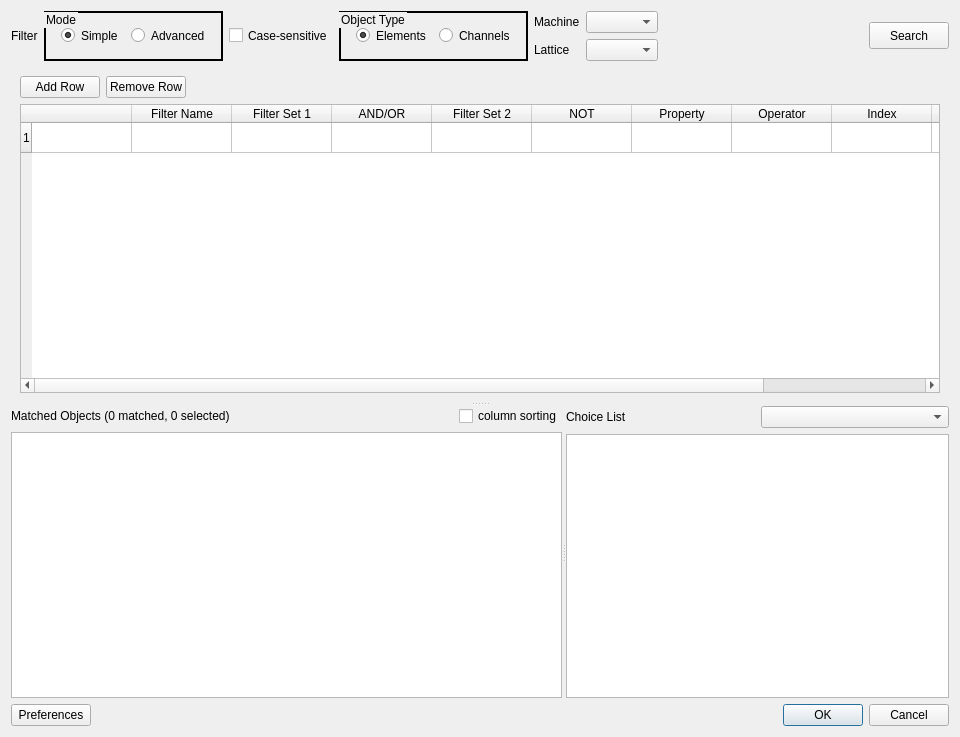
First picture: the form in gui/Qt4Designer_files/ui_channel_explorer.ui, repository NSLS-II/aphla, before the edit.
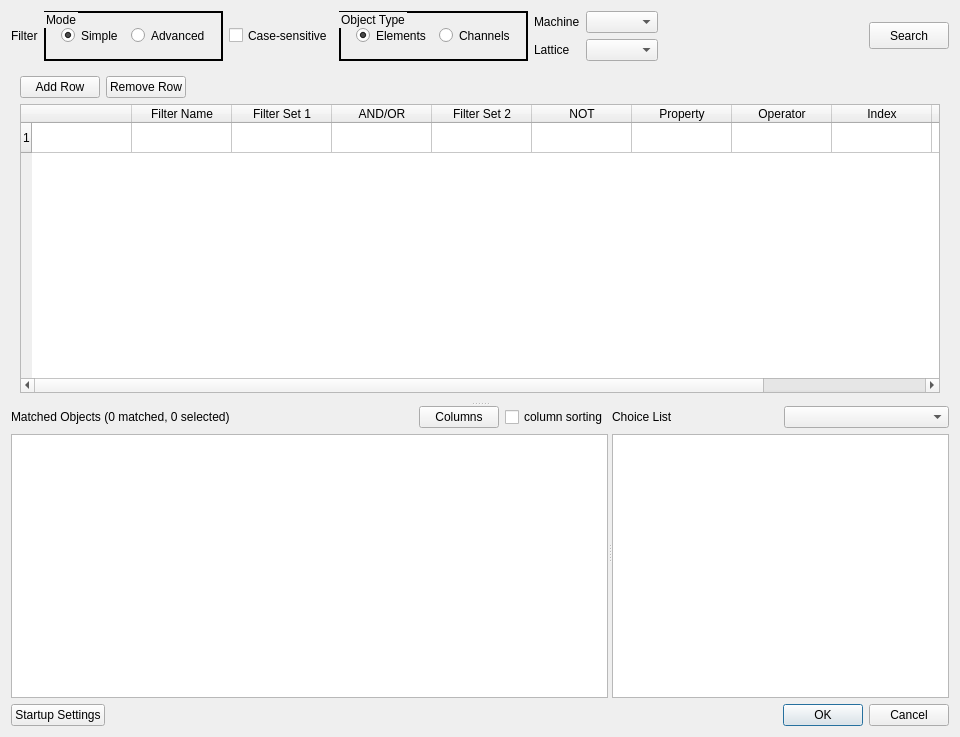
Second picture: the form after the edit.

Commit message: column choice/default settings implemented in ch.X

The edit to the form file:
```diff
--- a/gui/Qt4Designer_files/ui_channel_explorer.ui
+++ b/gui/Qt4Designer_files/ui_channel_explorer.ui
@@ -583,6 +583,13 @@
             </property>
            </spacer>
           </item>
+          <item>
+           <widget class="QPushButton" name="pushButton_columns">
+            <property name="text">
+             <string>Columns</string>
+            </property>
+           </widget>
+          </item>
           <item>
            <widget class="QCheckBox" name="checkBox_matched_table_column_sorting">
             <property name="text">
@@ -646,7 +653,7 @@
      <item>
       <widget class="QPushButton" name="pushButton_preferences">
        <property name="text">
-        <string>Preferences</string>
+        <string>Startup Settings</string>
        </property>
       </widget>
      </item>
```
Left out of the diff: 2 changed lines with no effect on the pictures. The commit also changes 15 other files.
